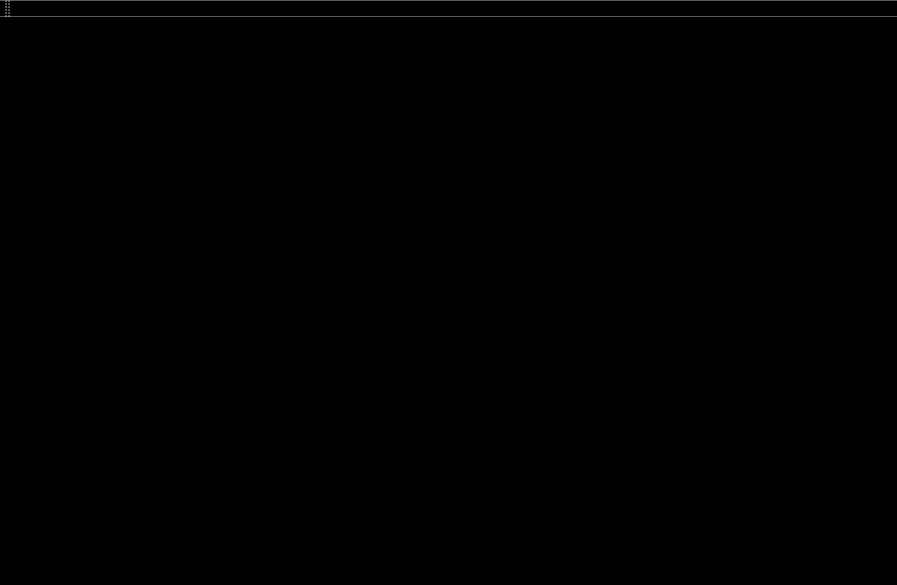
Old version of the form mainwindow.ui in the repository ThyberZee/earthdefense.
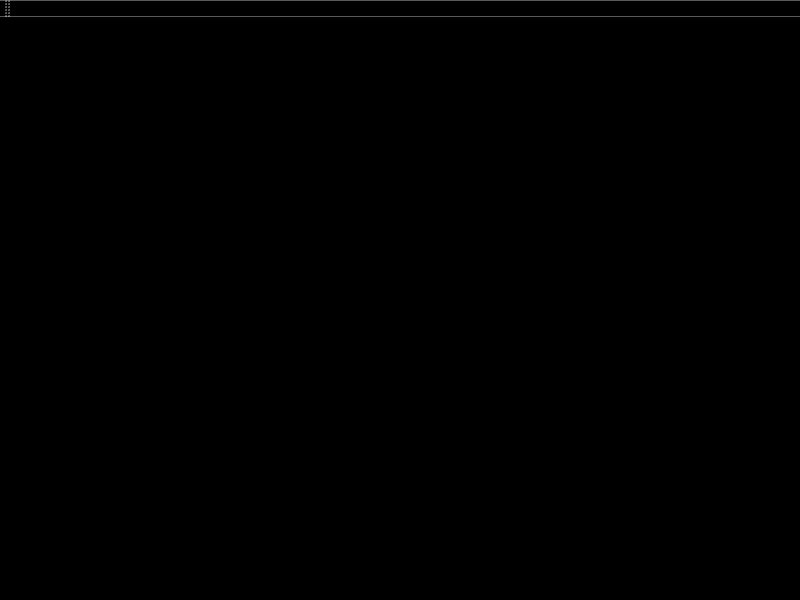
New version of the form.

```diff
--- a/mainwindow.ui
+++ b/mainwindow.ui
@@ -6,8 +6,8 @@
    <rect>
     <x>0</x>
     <y>0</y>
-    <width>897</width>
-    <height>585</height>
+    <width>800</width>
+    <height>600</height>
    </rect>
   </property>
   <property name="windowTitle">
```
Left out of the diff: 2 changed lines with no effect on the pictures.
